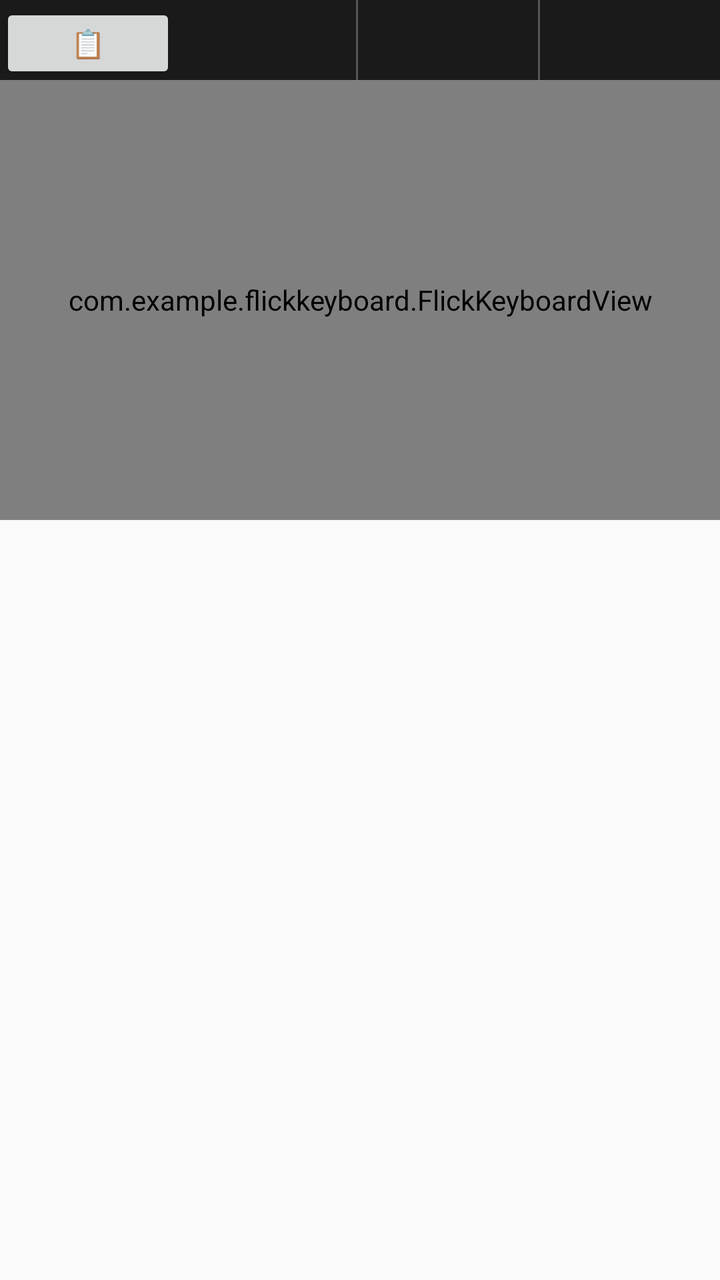
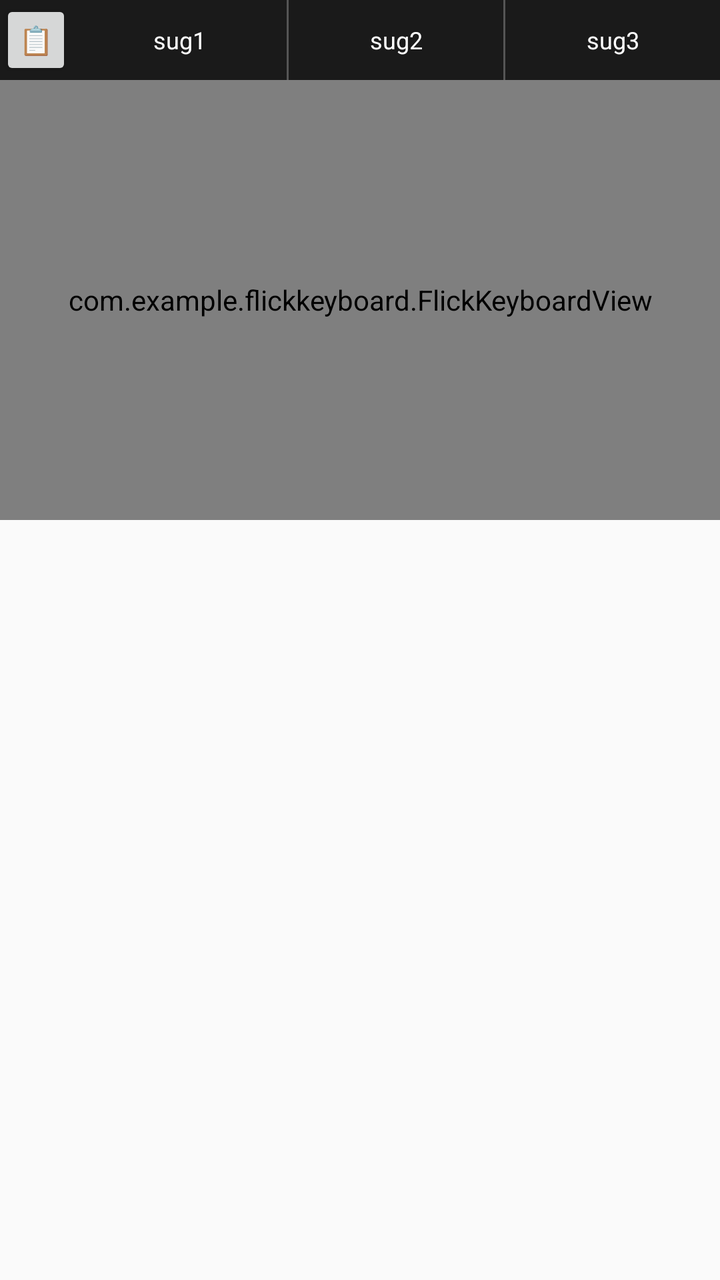

Screens rendered from an Android XML layout before and after an edit, with the pre-edit source and the edit as a unified diff.
<!-- AndroidManifest.xml: application theme Theme.AppCompat.Light -->
<!-- res/layout/keyboard_layout.xml -->
<?xml version="1.0" encoding="utf-8"?>
<LinearLayout xmlns:android="http://schemas.android.com/apk/res/android"
    android:layout_width="match_parent"
    android:layout_height="wrap_content"
    android:orientation="vertical">

    <LinearLayout
        android:id="@+id/candidates_bar"
        android:layout_width="match_parent"
        android:layout_height="40dp"
        android:background="#1a1a1a"
        android:orientation="horizontal"
        android:visibility="visible">
        <Button
	    android:id="@+id/btn_paste_or_suggest" android:layout_width="wrap_content"
            android:layout_height="wrap_content"
            android:text="📋"
            android:textAllCaps="false" />
        <TextView android:id="@+id/sug1" android:layout_width="0dp" android:layout_height="match_parent" android:layout_weight="1" android:gravity="center" android:textColor="#FFFFFF" android:textSize="18sp" android:textStyle="bold" android:clickable="true" android:focusable="true"/>
        <View android:layout_width="1dp" android:layout_height="match_parent" android:background="#555555" />
        <TextView android:id="@+id/sug2" android:layout_width="0dp" android:layout_height="match_parent" android:layout_weight="1" android:gravity="center" android:textColor="#FFFFFF" android:textSize="18sp" android:textStyle="bold" android:clickable="true" android:focusable="true"/>
        <View android:layout_width="1dp" android:layout_height="match_parent" android:background="#555555" />
        <TextView android:id="@+id/sug3" android:layout_width="0dp" android:layout_height="match_parent" android:layout_weight="1" android:gravity="center" android:textColor="#FFFFFF" android:textSize="18sp" android:textStyle="bold" android:clickable="true" android:focusable="true"/>
    </LinearLayout>

    <com.example.flickkeyboard.FlickKeyboardView
        android:id="@+id/flick_keyboard_view"
        android:layout_width="match_parent"
        android:layout_height="220dp" />
</LinearLayout>
<!-- resources referenced by this layout -->
<resources>

</resources>

<!-- the commit's change to res/layout/keyboard_layout.xml (unified diff, before → after) -->
@@ -11,16 +11,62 @@
         android:background="#1a1a1a"
         android:orientation="horizontal"
         android:visibility="visible">
+
         <Button
-	    android:id="@+id/btn_paste_or_suggest" android:layout_width="wrap_content"
+            android:id="@+id/btn_paste_or_suggest"
+            android:layout_width="28dp"
             android:layout_height="wrap_content"
+            android:layout_weight="1"
+            android:paddingHorizontal="0dp"
+            android:paddingVertical="0dp"
             android:text="📋"
             android:textAllCaps="false" />
-        <TextView android:id="@+id/sug1" android:layout_width="0dp" android:layout_height="match_parent" android:layout_weight="1" android:gravity="center" android:textColor="#FFFFFF" android:textSize="18sp" android:textStyle="bold" android:clickable="true" android:focusable="true"/>
-        <View android:layout_width="1dp" android:layout_height="match_parent" android:background="#555555" />
-        <TextView android:id="@+id/sug2" android:layout_width="0dp" android:layout_height="match_parent" android:layout_weight="1" android:gravity="center" android:textColor="#FFFFFF" android:textSize="18sp" android:textStyle="bold" android:clickable="true" android:focusable="true"/>
-        <View android:layout_width="1dp" android:layout_height="match_parent" android:background="#555555" />
-        <TextView android:id="@+id/sug3" android:layout_width="0dp" android:layout_height="match_parent" android:layout_weight="1" android:gravity="center" android:textColor="#FFFFFF" android:textSize="18sp" android:textStyle="bold" android:clickable="true" android:focusable="true"/>
+
+        <TextView
+            android:id="@+id/sug1"
+            android:layout_width="wrap_content"
+            android:layout_height="match_parent"
+            android:layout_weight="10"
+            android:clickable="true"
+            android:focusable="true"
+            android:gravity="center"
+            android:text="sug1"
+            android:textColor="#FFFFFF"
+            android:textSize="12sp" />
+
+        <View
+            android:layout_width="1dp"
+            android:layout_height="match_parent"
+            android:background="#555555" />
+
+        <TextView
+            android:id="@+id/sug2"
+            android:layout_width="wrap_content"
+            android:layout_height="match_parent"
+            android:layout_weight="10"
+            android:clickable="true"
+            android:focusable="true"
+            android:gravity="center"
+            android:text="sug2"
+            android:textColor="#FFFFFF"
+            android:textSize="12sp" />
+
+        <View
+            android:layout_width="1dp"
+            android:layout_height="match_parent"
+            android:background="#555555" />
+
+        <TextView
+            android:id="@+id/sug3"
+            android:layout_width="wrap_content"
+            android:layout_height="match_parent"
+            android:layout_weight="10"
+            android:clickable="true"
+            android:focusable="true"
+            android:gravity="center"
+            android:text="sug3"
+            android:textColor="#FFFFFF"
+            android:textSize="12sp" />
     </LinearLayout>
 
     <com.example.flickkeyboard.FlickKeyboardView
